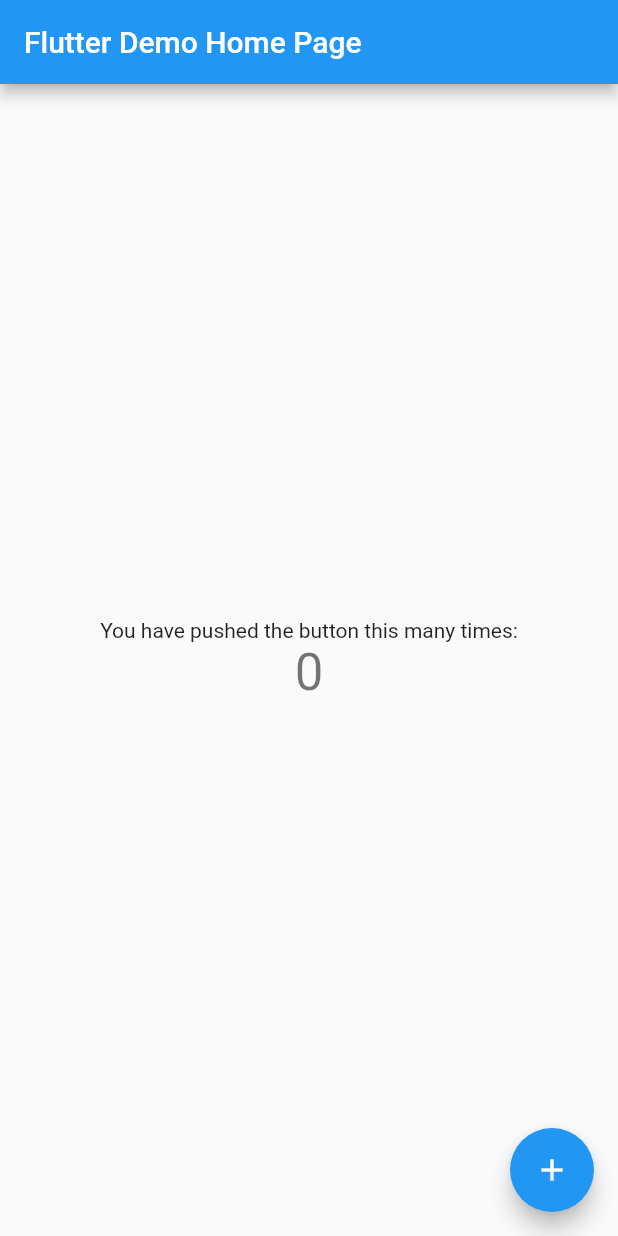
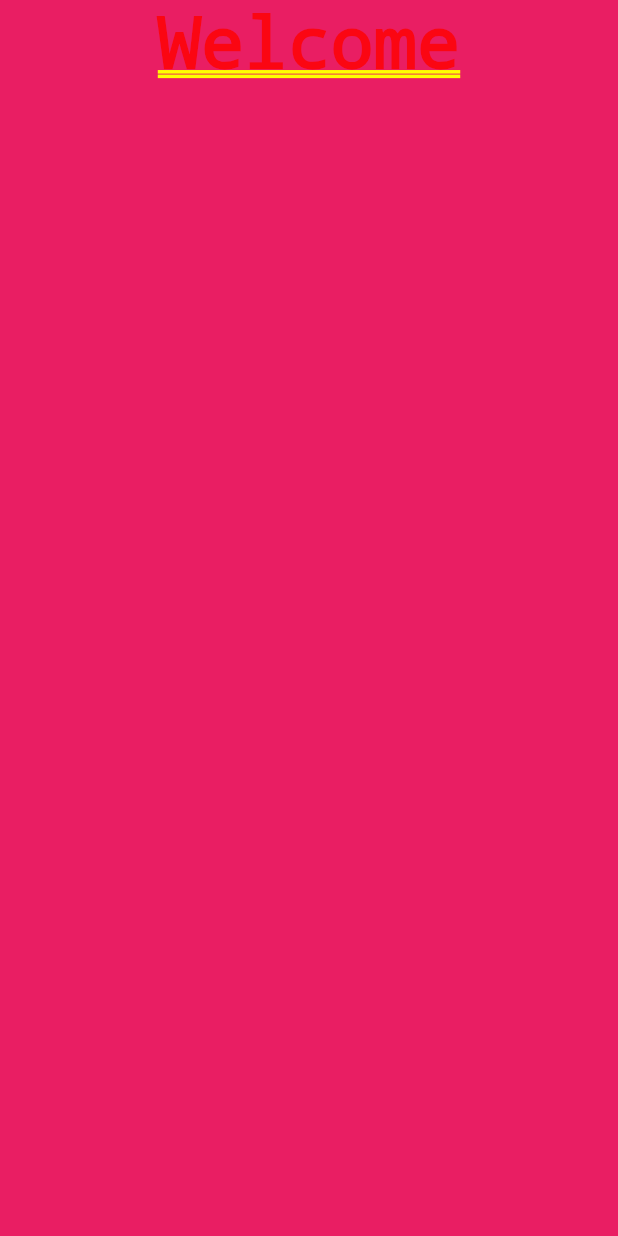
Before and after one commit to alexeuler/tata, a Flutter app: the screen it shows after launch, on a phone screen of 412 x 824 dp. Run offline on Flutter 3.47's test engine with Material 2 defaults, Android fonts, the phone set to English and light mode, and no system bars.

Commit message:
initial screens

```diff
--- a/tata_mobile/lib/main.dart
+++ b/tata_mobile/lib/main.dart
@@ -1,4 +1,5 @@
 import 'package:flutter/material.dart';
+import 'package:tata_mobile/onboarding.dart';
 
 void main() {
   runApp(MyApp());
@@ -9,109 +10,12 @@ class MyApp extends StatelessWidget {
   @override
   Widget build(BuildContext context) {
     return MaterialApp(
-      title: 'Flutter Demo',
+      title: 'Tata',
       theme: ThemeData(
-        // This is the theme of your application.
-        //
-        // Try running your application with "flutter run". You'll see the
-        // application has a blue toolbar. Then, without quitting the app, try
-        // changing the primarySwatch below to Colors.green and then invoke
-        // "hot reload" (press "r" in the console where you ran "flutter run",
-        // or simply save your changes to "hot reload" in a Flutter IDE).
-        // Notice that the counter didn't reset back to zero; the application
-        // is not restarted.
         primarySwatch: Colors.blue,
-        // This makes the visual density adapt to the platform that you run
-        // the app on. For desktop platforms, the controls will be smaller and
-        // closer together (more dense) than on mobile platforms.
         visualDensity: VisualDensity.adaptivePlatformDensity,
       ),
-      home: MyHomePage(title: 'Flutter Demo Home Page'),
+      home: Onboarding(),
     );
   }
 }
-
-class MyHomePage extends StatefulWidget {
-  MyHomePage({Key key, this.title}) : super(key: key);
-
-  // This widget is the home page of your application. It is stateful, meaning
-  // that it has a State object (defined below) that contains fields that affect
-  // how it looks.
-
-  // This class is the configuration for the state. It holds the values (in this
-  // case the title) provided by the parent (in this case the App widget) and
-  // used by the build method of the State. Fields in a Widget subclass are
-  // always marked "final".
-
-  final String title;
-
-  @override
-  _MyHomePageState createState() => _MyHomePageState();
-}
-
-class _MyHomePageState extends State<MyHomePage> {
-  int _counter = 0;
-
-  void _incrementCounter() {
-    setState(() {
-      // This call to setState tells the Flutter framework that something has
-      // changed in this State, which causes it to rerun the build method below
-      // so that the display can reflect the updated values. If we changed
-      // _counter without calling setState(), then the build method would not be
-      // called again, and so nothing would appear to happen.
-      _counter++;
-    });
-  }
-
-  @override
-  Widget build(BuildContext context) {
-    // This method is rerun every time setState is called, for instance as done
-    // by the _incrementCounter method above.
-    //
-    // The Flutter framework has been optimized to make rerunning build methods
-    // fast, so that you can just rebuild anything that needs updating rather
-    // than having to individually change instances of widgets.
-    return Scaffold(
-      appBar: AppBar(
-        // Here we take the value from the MyHomePage object that was created by
-        // the App.build method, and use it to set our appbar title.
-        title: Text(widget.title),
-      ),
-      body: Center(
-        // Center is a layout widget. It takes a single child and positions it
-        // in the middle of the parent.
-        child: Column(
-          // Column is also a layout widget. It takes a list of children and
-          // arranges them vertically. By default, it sizes itself to fit its
-          // children horizontally, and tries to be as tall as its parent.
-          //
-          // Invoke "debug painting" (press "p" in the console, choose the
-          // "Toggle Debug Paint" action from the Flutter Inspector in Android
-          // Studio, or the "Toggle Debug Paint" command in Visual Studio Code)
-          // to see the wireframe for each widget.
-          //
-          // Column has various properties to control how it sizes itself and
-          // how it positions its children. Here we use mainAxisAlignment to
-          // center the children vertically; the main axis here is the vertical
-          // axis because Columns are vertical (the cross axis would be
-          // horizontal).
-          mainAxisAlignment: MainAxisAlignment.center,
-          children: <Widget>[
-            Text(
-              'You have pushed the button this many times:',
-            ),
-            Text(
-              '$_counter',
-              style: Theme.of(context).textTheme.headline4,
-            ),
-          ],
-        ),
-      ),
-      floatingActionButton: FloatingActionButton(
-        onPressed: _incrementCounter,
-        tooltip: 'Increment',
-        child: Icon(Icons.add),
-      ), // This trailing comma makes auto-formatting nicer for build methods.
-    );
-  }
-}
--- /dev/null
+++ b/tata_mobile/lib/onboarding.dart
@@ -0,0 +1,44 @@
+import 'package:flutter/material.dart';
+
+class Onboarding extends StatefulWidget {
+  Onboarding({Key key}) : super(key: key);
+
+  _OnboardingState createState() => _OnboardingState();
+}
+
+class _OnboardingState extends State<Onboarding> {
+  PageController _pageController;
+
+  @override
+  void initState() {
+    super.initState();
+    _pageController = PageController();
+  }
+
+  @override
+  void dispose() {
+    _pageController.dispose();
+    super.dispose();
+  }
+
+  @override
+  Widget build(BuildContext context) {
+    return PageView(controller: _pageController, children: [
+      _welcomePage,
+      _pickName,
+    ]);
+  }
+}
+
+final _welcomePage = Container(
+    color: Colors.pink,
+    child: Column(
+      children: [Text("Welcome")],
+    ));
+
+final _pickName = Container(
+  color: Colors.blue,
+  child: Column(
+    children: [Text("Pick Username")],
+  ),
+);
```
